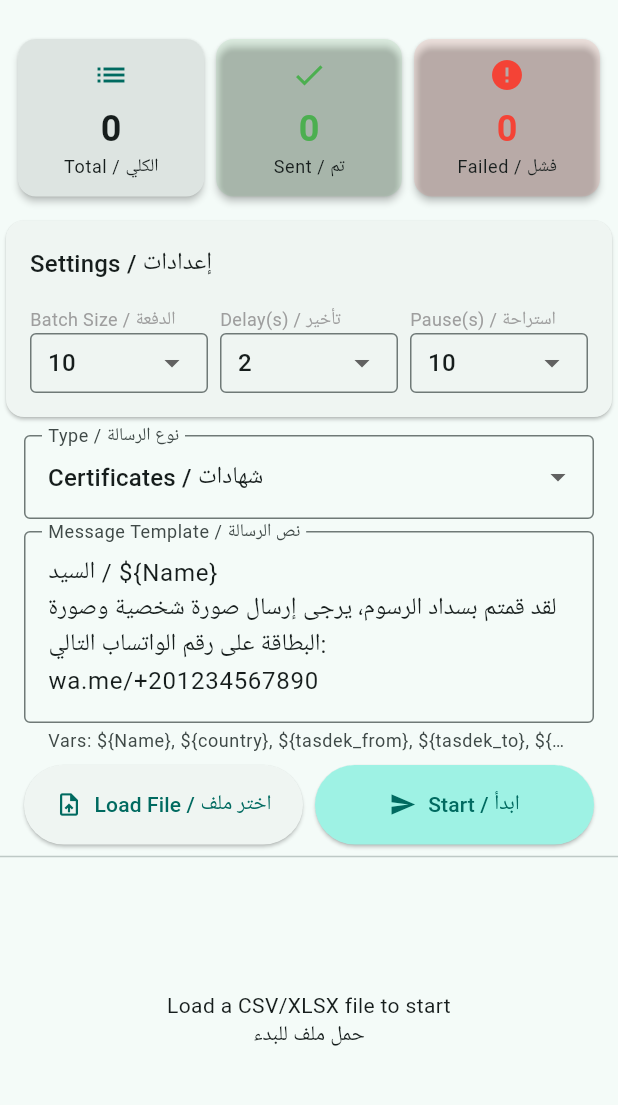
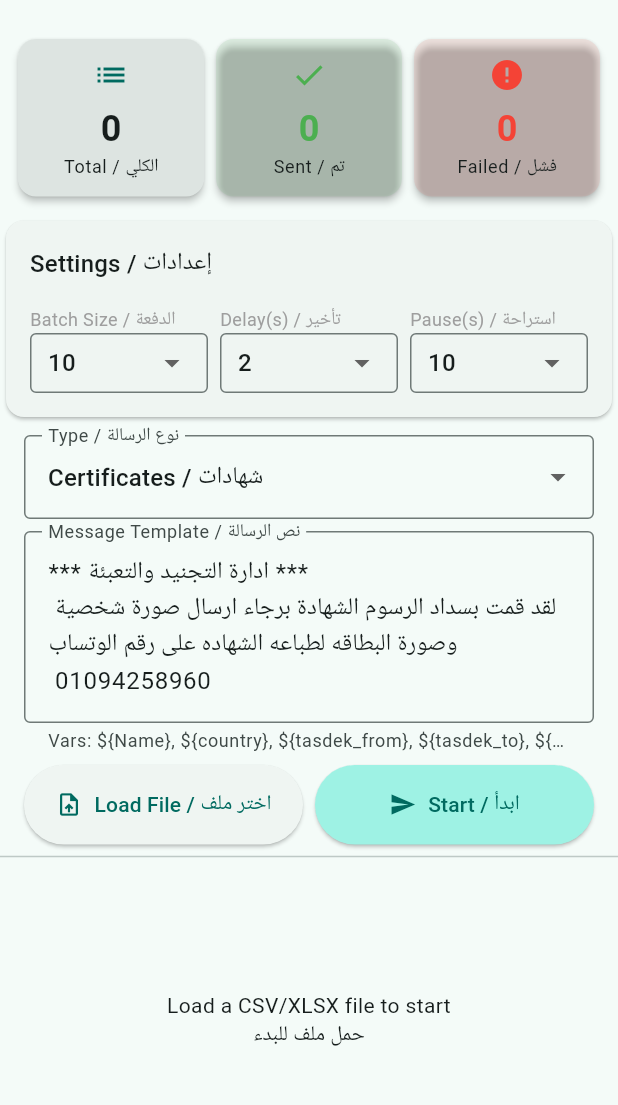
Before and after one commit to abdoBadawy74/sms-bulk-sender, a Flutter app: the screen it shows after launch, on a phone screen of 412 x 824 dp, the part 63-1168 px from its top. Run offline on Flutter 3.47's test engine with Material 3 defaults, Android fonts, the phone set to English and light mode, and no system bars; our stand-ins replace csv, file_picker, permission_handler; missing offline and left inert: another_telephony, excel, spreadsheet_decoder.

Commit message:
feat: Add core dashboard screen for bulk SMS sending, including UI, logic, dependencies, and application icon.

```diff
--- a/lib/screens/dashboard_screen.dart
+++ b/lib/screens/dashboard_screen.dart
@@ -30,15 +30,14 @@ class _DashboardScreenState extends State<DashboardScreen> {
   // Template State
   String _selectedTemplateType = 'Certificates'; // or 'Security'
  final String _certificatesTemplate =
-    "السيد / \${Name}\n"
-    "لقد قمتم بسداد الرسوم، يرجى إرسال صورة شخصية وصورة البطاقة على رقم الواتساب التالي:\n"
-    "wa.me/+201234567890";
+    "*** ادارة التجنيد والتعبئة ***\n"
+    " لقد قمت بسداد الرسوم الشهادة برجاء ارسال صورة شخصية وصورة البطاقه لطباعه الشهاده على رقم الوتساب\n"
+    " 01094258960";
 
   final String _securityTemplate =
-    "السيد / \${Name}\n"
-    "لقد تم قبول التصديق الأمني الخاص بكم لدولة \${country}\n"
-    "وساري من تاريخ \${tasdek_from} إلى \${tasdek_to}\n"
-    "علمًا بأن مدة تصريح السفر 15 يوم من تاريخ السداد";
+    "*** ادارة التجنيد والتعبئة ***\n"
+    " لقد تم قبول التصديق الامني الخاص بكم يمكنك تسجيل تصريح سفر من الموقع الالكتروني \n"
+    "علما بأن مدة تصريح السفر 15 يوم من تاريخ الدفع";
 
   // State
   List<SmsRow> _rows = [];
@@ -289,17 +288,18 @@ class _DashboardScreenState extends State<DashboardScreen> {
                         items: const [
                             DropdownMenuItem(value: 'Certificates', child: Text("Certificates / شهادات")),
                             DropdownMenuItem(value: 'Security', child: Text("Security Confirmation / التصديق الأمني")),
+                            DropdownMenuItem(value: 'Custom', child: Text("Custom / مخصص")),
                         ],
                         onChanged: (val) {
                             if (val == null) return;
                             setState(() {
                                 _selectedTemplateType = val;
-                                // Update text field if user hasn't heavily modified it?
-                                // For now, just force update as per request behavior implication or simple UX
                                 if (val == 'Certificates') {
                                     _messageController.text = _certificatesTemplate;
+                                } else if (val == 'Security') {
+                                    _messageController.text = _securityTemplate;
                                 } else {
-                                    _messageController.text = _securityTemplate;
+                                    _messageController.clear();
                                 }
                             });
                         }
--- a/pubspec.yaml
+++ b/pubspec.yaml
@@ -33,6 +33,12 @@ dev_dependencies:
   flutter_test:
     sdk: flutter
   flutter_lints: ^3.0.0
+  flutter_launcher_icons: ^0.13.1
+
+flutter_launcher_icons:
+  android: true
+  ios: true
+  image_path: "assets/icon/icon.png"
 
 flutter:
   uses-material-design: true
```
Also changed, not shown: assets/icon/icon.png (added), pubspec.lock.
